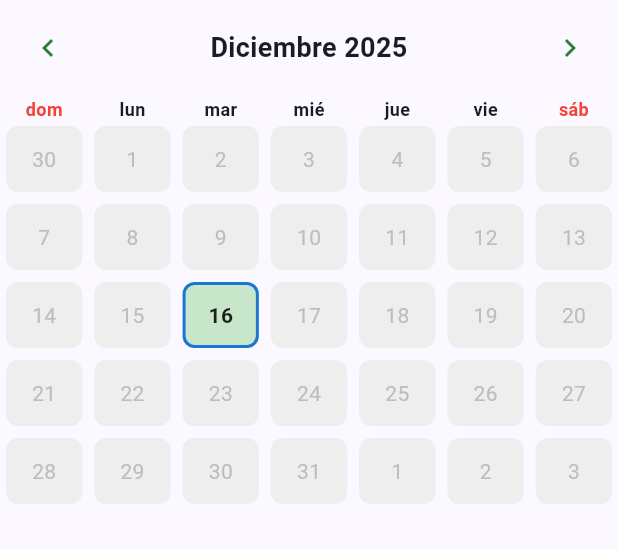
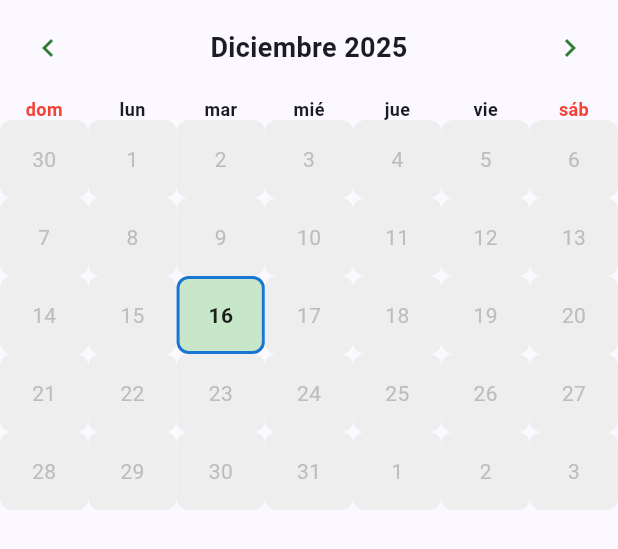
Before and after one commit to Cristhopher-Villamarin/AplicativoFinU, a Flutter app: the CalendarioWidget widget shown alone on an empty page, opened directly with empty values, on a phone screen of 412 x 824 dp. Shown: the top 549 px of the screen. Run offline on Flutter 3.47's test engine with Material 3 defaults, Android fonts, the phone set to English and light mode, and no system bars; drawn by our look-alikes of table_calendar; our stand-ins replace cloud_firestore, firebase_auth, firebase_core, fl_chart, google_sign_in; accounts and stored records are empty.

Commit message:
update fix en calendario

```diff
--- a/lib/views/widgets/calendario_widget.dart
+++ b/lib/views/widgets/calendario_widget.dart
@@ -199,7 +199,7 @@ class _CalendarioWidgetState extends State<CalendarioWidget> {
     );
 
     return Container(
-      margin: const EdgeInsets.all(4),
+      constraints: const BoxConstraints.expand(),
       decoration: BoxDecoration(
         color: color,
         borderRadius: BorderRadius.circular(8),
@@ -245,7 +245,7 @@ class _CalendarioWidgetState extends State<CalendarioWidget> {
 
   Widget _buildCeldaExterna(DateTime dia) {
     return Container(
-      margin: const EdgeInsets.all(4),
+      constraints: const BoxConstraints.expand(),
       decoration: BoxDecoration(
         color: Colors.grey.shade100,
         borderRadius: BorderRadius.circular(8),
@@ -264,7 +264,7 @@ class _CalendarioWidgetState extends State<CalendarioWidget> {
 
   Widget _buildCeldaDeshabilitada(DateTime dia) {
     return Container(
-      margin: const EdgeInsets.all(4),
+      constraints: const BoxConstraints.expand(),
       decoration: BoxDecoration(
         color: ColorHelper.diaFueraPeriodo,
         borderRadius: BorderRadius.circular(8),
```
Also changed, not shown: lib/views/estadisticas_screen.dart (+0 -8 lines).
